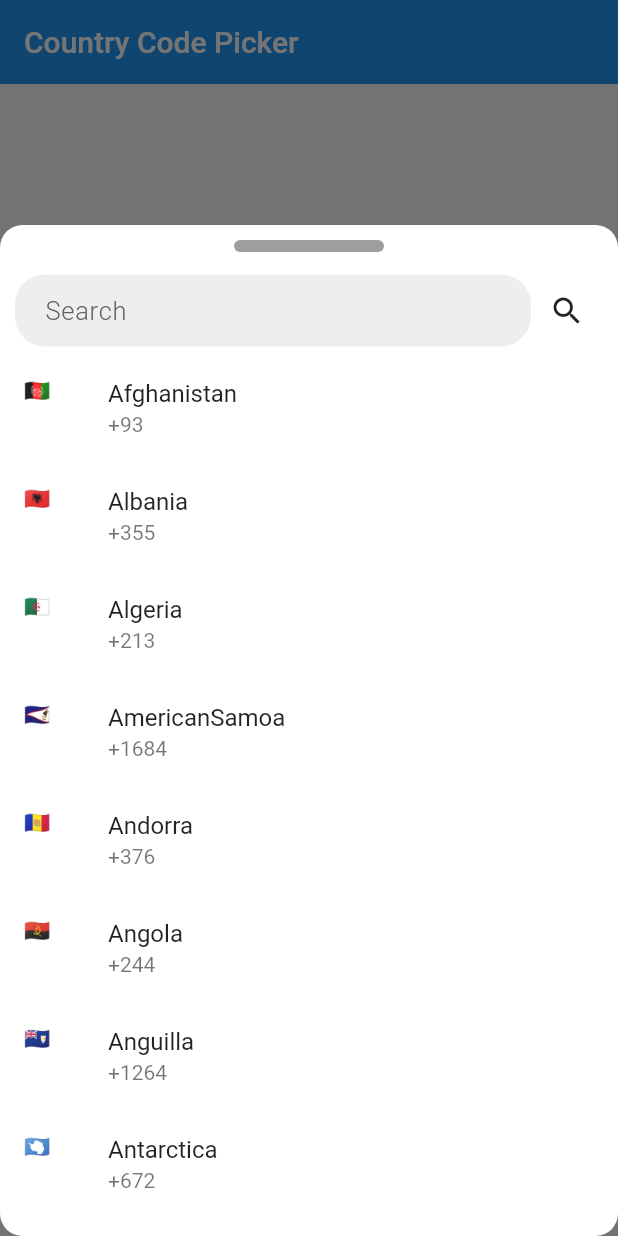
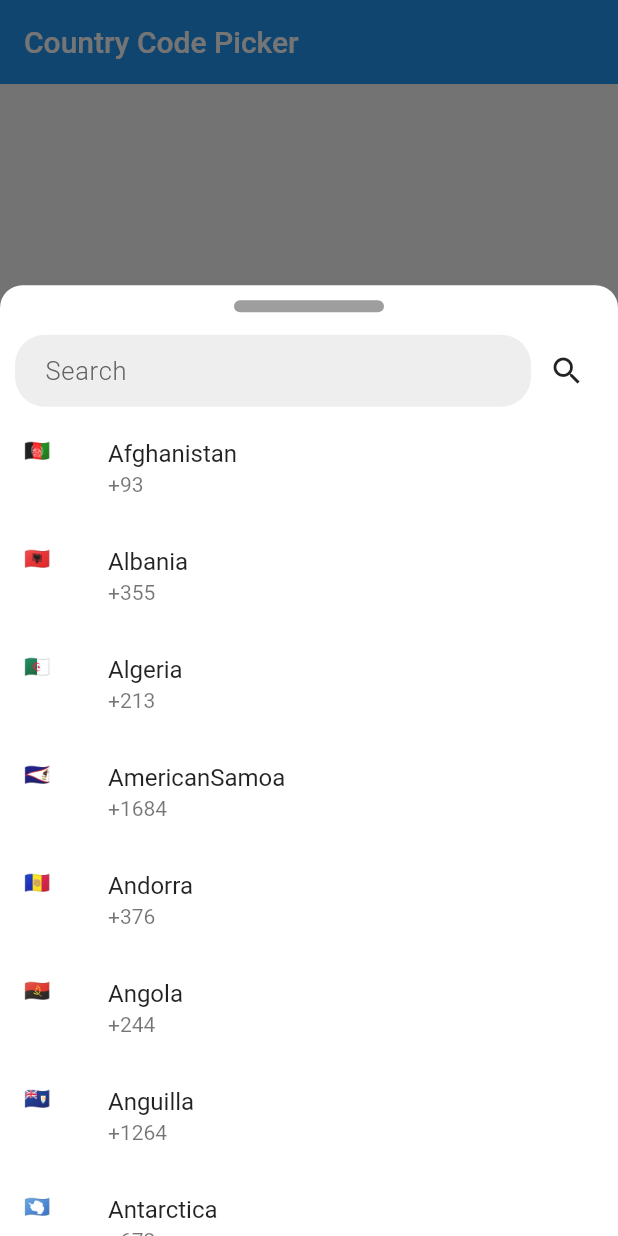
Before and after one commit to equbapp/country_picker, a Flutter app: the screen it shows after launch, after a tap on "Click Here:", on a phone screen of 412 x 824 dp. Run offline on Flutter 3.47's test engine with Material 2 defaults, Android fonts, the phone set to English and light mode, and no system bars.

Commit message:
feat: ready for release

```diff
--- a/lib/country_picker.dart
+++ b/lib/country_picker.dart
@@ -7,13 +7,6 @@ import 'package:flutter/material.dart';
 import 'package:flutter/services.dart';
 
 class CountryPicker {
-  static const MethodChannel _channel = const MethodChannel('country_picker');
-
-  static Future<String> get platformVersion async {
-    final String version = await _channel.invokeMethod('getPlatformVersion');
-    return version;
-  }
-
   static Future showCountryPicker(
       {@required BuildContext context,
       @required String title,
@@ -24,7 +17,12 @@ class CountryPicker {
       double borderRadius = 10.0}) {
     assert(context != null, "context is null!!");
     assert(willDisplayWidget != null, "willDisplayWidget is null!!");
-    assert(title != null, "Title is null!!");
+    assert(title != null, "title is null!!");
+    assert(onSelected != null, "On Selected is null!!");
+    assert(backgroundColor != null, "backgroundColor is null!!");
+    assert(foregroundColor != null, "foregroundColor is null!!");
+    assert(borderRadius != null, "borderRadius is null!!");
+
     return showModalBottomSheet(
       context: context,
       isScrollControlled: true,
--- a/lib/picker_view.dart
+++ b/lib/picker_view.dart
@@ -35,12 +35,13 @@ class _PickerViewState extends State<PickerView> {
 
   @override
   Widget build(BuildContext context) {
-    return SingleChildScrollView(
+    return SafeArea(
+      child: SingleChildScrollView(
         child: Container(
-        height: MediaQuery.of(context).size.height-150,
+          height: MediaQuery.of(context).viewInsets.bottom==0 ? MediaQuery.of(context).size.height/1.3 : MediaQuery.of(context).size.height*0.5,
           decoration: BoxDecoration(
               color: Colors.white,
-            borderRadius: BorderRadius.circular(15.0)
+              borderRadius: BorderRadius.only(topLeft: Radius.circular(15), topRight: Radius.circular(15.0)),
           ),
           child: Column(
             children: <Widget>[
@@ -105,7 +106,9 @@ class _PickerViewState extends State<PickerView> {
                     IconButton(
                       icon: Icon(Icons.search),
                       onPressed: (){
-                      //search
+                        if(searchText!=''){
+                          searchThis(searchText);
+                        }
                       },
                     ),
                   ],
@@ -149,6 +152,7 @@ class _PickerViewState extends State<PickerView> {
             ],
           ),
         ),
+      ),
     );
   }
 
--- a/pubspec.yaml
+++ b/pubspec.yaml
@@ -1,8 +1,8 @@
 name: country_picker
-description: A new Flutter project.
+description: Customizable country code picker.
 version: 0.0.1
-author:
-homepage:
+author: Surafel Kindu
+homepage: https://github.com/equbapp/country_picker.git
 
 environment:
   sdk: ">=2.7.0 <3.0.0"
```
Also changed, not shown: 1 other file. Lines whose indentation alone changed are shown as unchanged.
